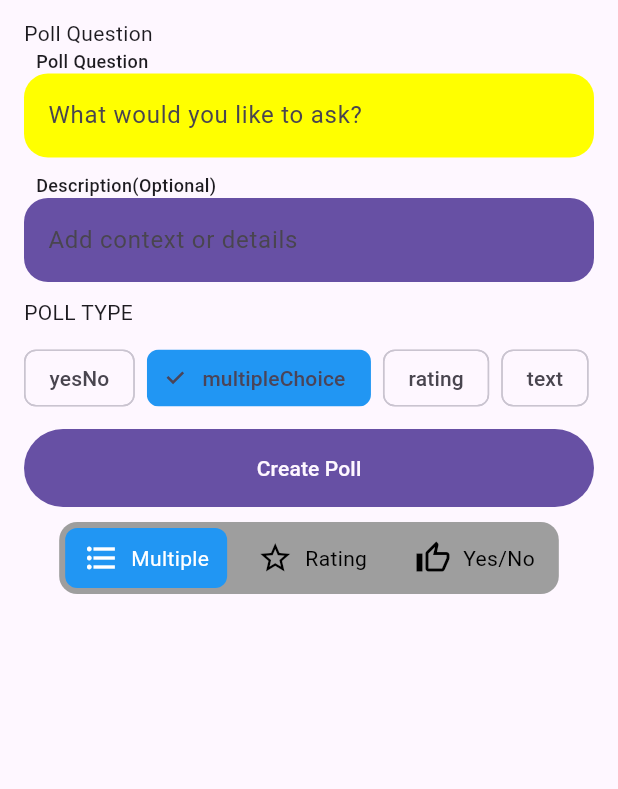
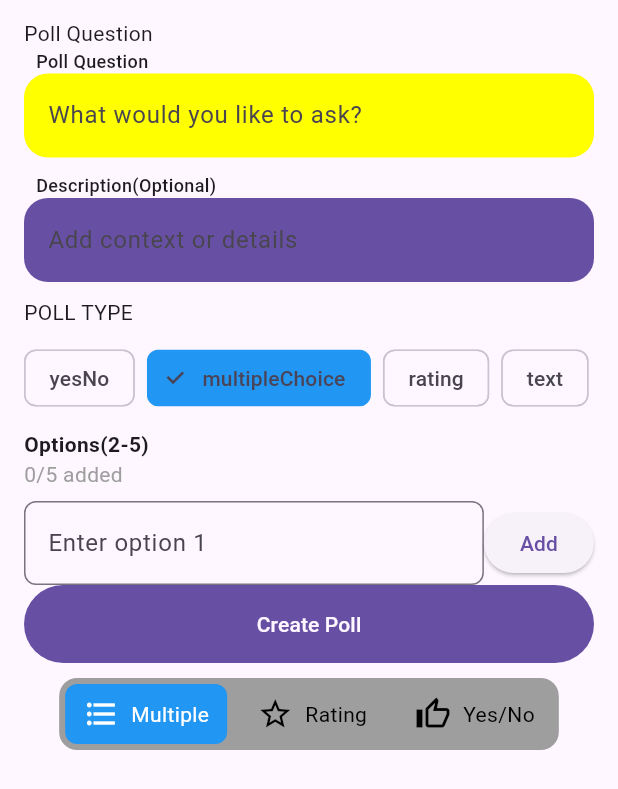
Before and after one commit to mbasnet123/quick-poll, a Flutter app: the CreatePollScreen screen opened by its route, after a tap on "multipleChoice", on a phone screen of 412 x 824 dp. Shown: the top 789 px of the screen. Run offline on Flutter 3.47's test engine with Material 3 defaults, Android fonts, the phone set to English and light mode, and no system bars; our stand-ins replace drift, drift_flutter, flutter_riverpod, freezed_annotation, go_router, google_fonts and 1 more; accounts and stored records are empty; generated files the repository leaves out were written again.

Commit message:
feat: add dynamic options selection

```diff
--- a/lib/features/create_poll/presentation/screens/create_poll_screen.dart
+++ b/lib/features/create_poll/presentation/screens/create_poll_screen.dart
@@ -89,7 +89,8 @@ class _CreatePollScreenState extends State<CreatePollScreen> {
             .asMap()
             .entries
             .map(
-              (e) => PollOption(
+              (e) =>
+              PollOption(
                 id: e.key.toString(),
                 optionText: e.value,
                 order: e.key,
@@ -111,7 +112,10 @@ class _CreatePollScreenState extends State<CreatePollScreen> {
     }
 
     final poll = PollModel(
-      id: DateTime.now().millisecondsSinceEpoch.toString(),
+      id: DateTime
+          .now()
+          .millisecondsSinceEpoch
+          .toString(),
       title: questionController.text,
       creatorId: 'current_user',
       creatorName: 'anonymous',
@@ -229,7 +233,8 @@ class _CreatePollScreenState extends State<CreatePollScreen> {
                           label: Text(type.name),
                           selected: isSelected,
                           selectedColor: Colors.blue,
-                          onSelected: (_) => setState(() {
+                          onSelected: (_) =>
+                              setState(() {
                                 selectedType = type;
                                 if (type != PollType.multipleChoice) {
                                   customOptions.clear();
@@ -239,6 +244,31 @@ class _CreatePollScreenState extends State<CreatePollScreen> {
                       }).toList(),
                     ),
                     SizedBox(height: 10),
+
+                    // dynamic options selection
+                    if (selectedType == PollType.multipleChoice) ...[
+                      Text("Options(2-5)",
+                          style: TextStyle(fontWeight: FontWeight.bold)),
+                      Text("${customOptions.length}/5 added",
+                        style: TextStyle(color: Colors.grey),),
+                      SizedBox(height: 8,),
+                      Row(children: [
+                        Expanded(child: TextField(
+                          controller: optionController,
+                          decoration: InputDecoration(
+                            hintText: "Enter option ${customOptions.length +
+                                1}",
+                            border: OutlineInputBorder(
+                                borderRadius: BorderRadius.circular(8)),
+                          ),
+                          onSubmitted: (_) => _addOption(),
+                        )),
+                        SizedBox(height: 8,),
+                        ElevatedButton(onPressed: customOptions.length < 5
+                            ? _addOption
+                            : null, child: Text("Add"),),
+                      ],)
+                    ],
 
                     FilledCTAButton(
                       onPressed: _onCreatePoll,
```
Lines whose indentation alone changed are shown as unchanged.
